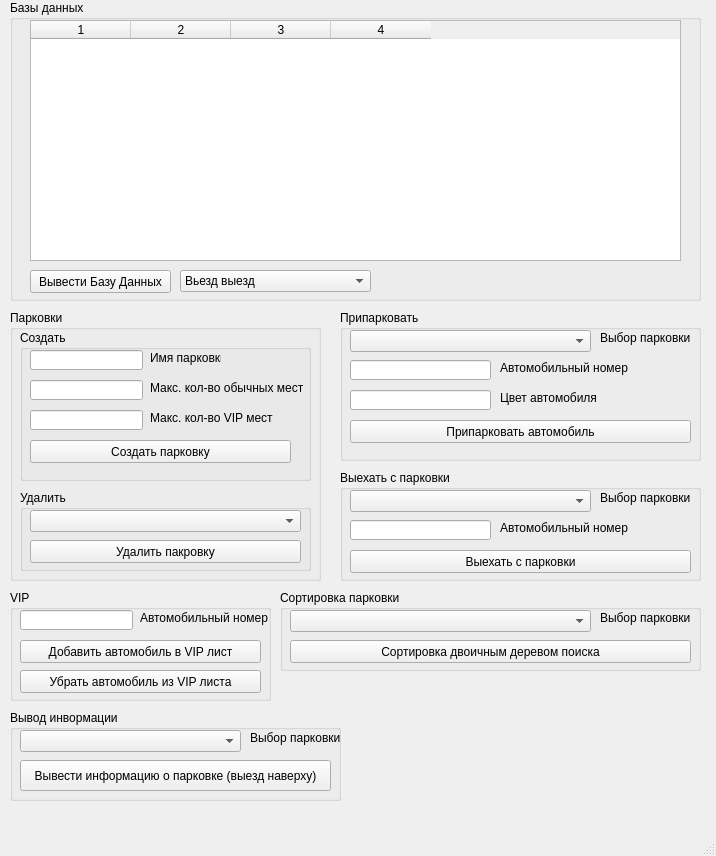
Above: MainWidow.ui from D0rG/Py_Kurs_Work before the change. Below: the same form after it.
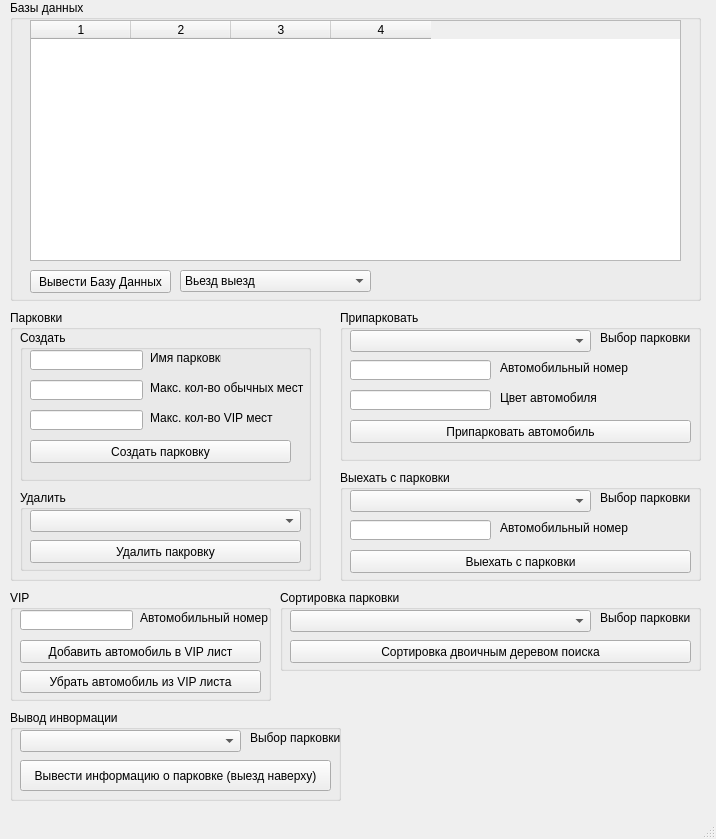
That is the form after the change.

What changed in the file:
```diff
--- a/MainWidow.ui
+++ b/MainWidow.ui
@@ -7,7 +7,7 @@
     <x>0</x>
     <y>0</y>
     <width>716</width>
-    <height>856</height>
+    <height>839</height>
    </rect>
   </property>
   <property name="windowTitle">
```
